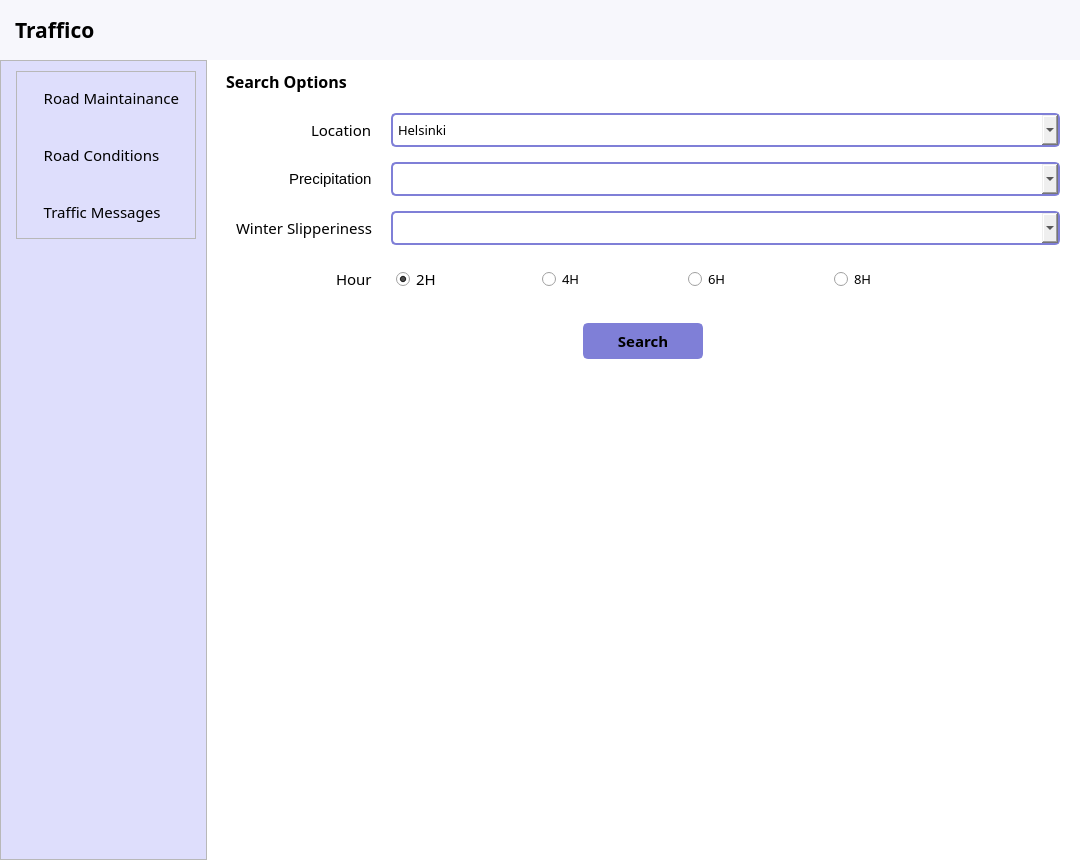
The window that interface.ui (FAHID-KHAN/Traffico-Finnish-Traffic-System-) describes before a commit, drawn with Qt 5.
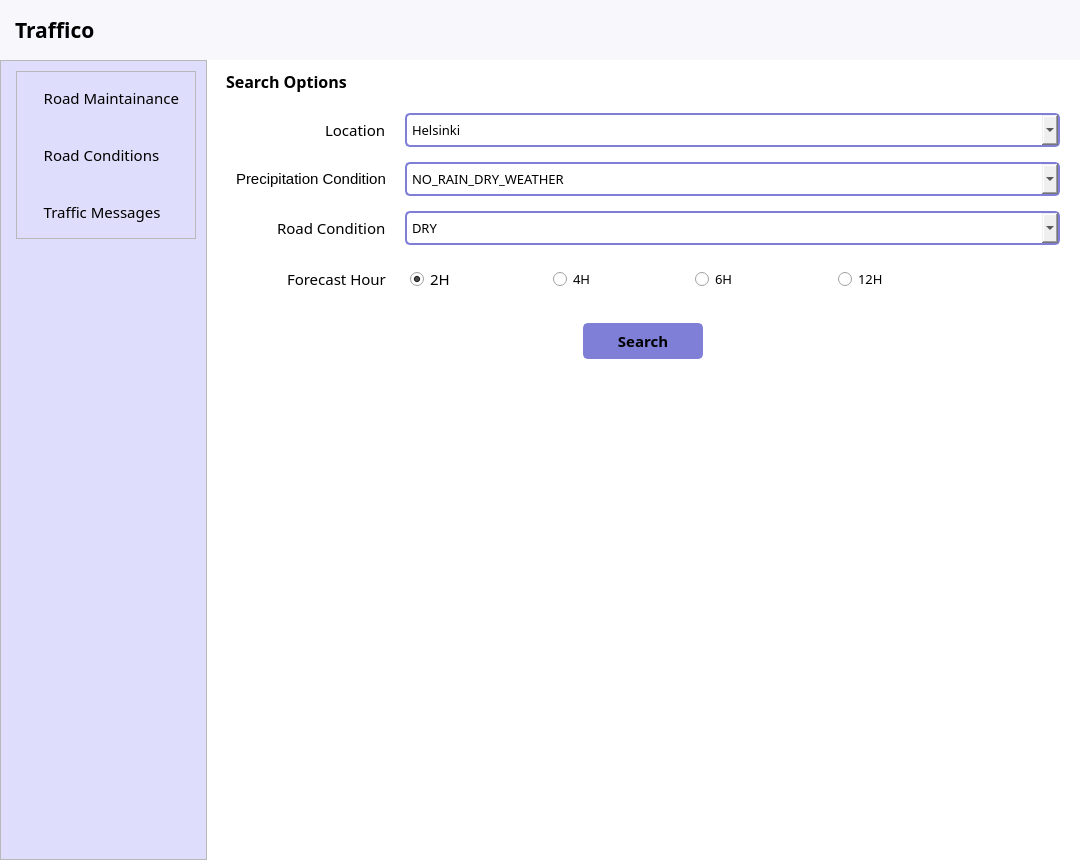
The same window after the commit. The open tabs and pages were chosen to show the change. Icons and pictures are not drawn.

Commit message: Add: road conditions parser

What changed in the file:
```diff
--- a/interface.ui
+++ b/interface.ui
@@ -912,7 +912,7 @@
                             </font>
                            </property>
                            <property name="text">
-                            <string>Precipitation</string>
+                            <string>Precipitation Condition</string>
                            </property>
                           </widget>
                          </item>
@@ -940,8 +940,13 @@
                             <enum>Qt::WheelFocus</enum>
                            </property>
                            <property name="editable">
-                            <bool>true</bool>
+                            <bool>false</bool>
                            </property>
+                           <item>
+                            <property name="text">
+                             <string>NO_RAIN_DRY_WEATHER</string>
+                            </property>
+                           </item>
                           </widget>
                          </item>
                          <item row="2" column="0">
@@ -953,7 +958,7 @@
                             </font>
                            </property>
                            <property name="text">
-                            <string>Winter Slipperiness</string>
+                            <string>Road Condition</string>
                            </property>
                           </widget>
                          </item>
@@ -981,8 +986,18 @@
                             <enum>Qt::WheelFocus</enum>
                            </property>
                            <property name="editable">
-                            <bool>true</bool>
+                            <bool>false</bool>
                            </property>
+                           <item>
+                            <property name="text">
+                             <string>DRY</string>
+                            </property>
+                           </item>
+                           <item>
+                            <property name="text">
+                             <string>MOIST</string>
+                            </property>
+                           </item>
                           </widget>
                          </item>
                          <item row="3" column="0">
@@ -994,7 +1009,7 @@
                             </font>
                            </property>
                            <property name="text">
-                            <string>Hour</string>
+                            <string>Forecast Hour</string>
                            </property>
                           </widget>
                          </item>
@@ -1076,7 +1091,7 @@
                                </font>
                               </property>
                               <property name="text">
-                               <string>8H</string>
+                               <string>12H</string>
                               </property>
                               <property name="autoRepeat">
                                <bool>false</bool>
```
Left out of the diff: 6 changed lines with no effect on the pictures. The commit also changes 4 other files.
